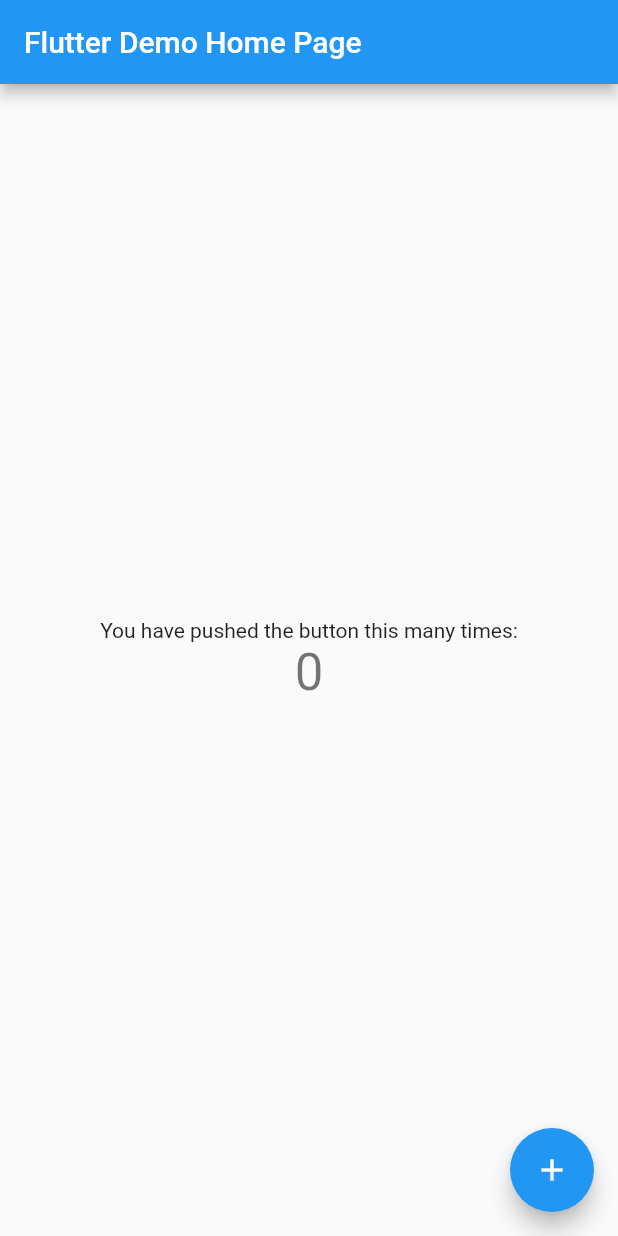
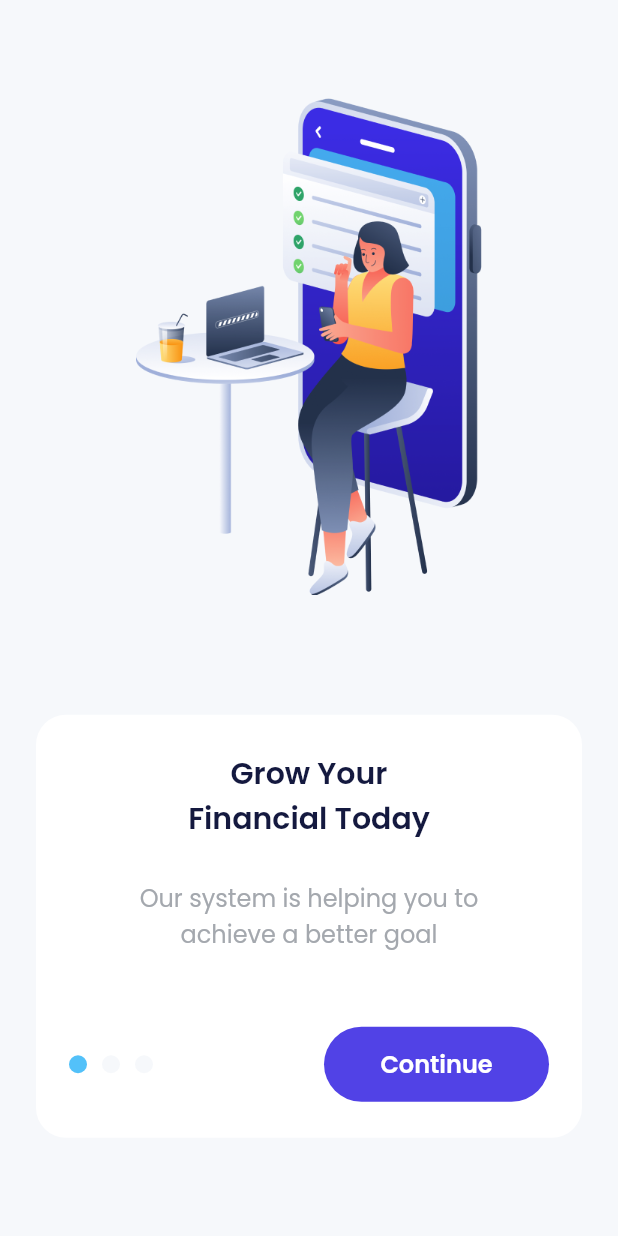
Before and after one commit to BrondoL/e-wallet-app, a Flutter app: the screen it shows after launch, on a phone screen of 412 x 824 dp. Run offline on Flutter 3.47's test engine with Material 2 defaults, Android fonts, the phone set to English and light mode, and no system bars; drawn by our look-alikes of carousel_slider; our stand-ins replace google_fonts.

Commit message:
feat(onboarding): carousel in onboarding page

```diff
--- a/lib/main.dart
+++ b/lib/main.dart
@@ -1,115 +1,16 @@
+import 'package:e_wallet/ui/pages/pages.dart';
 import 'package:flutter/material.dart';
 
-void main() {
-  runApp(const MyApp());
-}
+void main() => runApp(const MyApp());
 
 class MyApp extends StatelessWidget {
   const MyApp({super.key});
 
-  // This widget is the root of your application.
   @override
   Widget build(BuildContext context) {
-    return MaterialApp(
-      title: 'Flutter Demo',
-      theme: ThemeData(
-        // This is the theme of your application.
-        //
-        // Try running your application with "flutter run". You'll see the
-        // application has a blue toolbar. Then, without quitting the app, try
-        // changing the primarySwatch below to Colors.green and then invoke
-        // "hot reload" (press "r" in the console where you ran "flutter run",
-        // or simply save your changes to "hot reload" in a Flutter IDE)e.
-        // Notice that the counter didn't reset back to zero; the application
-        // is not restarted.
-        primarySwatch: Colors.blue,
-      ),
-      home: const MyHomePage(title: 'Flutter Demo Home Page'),
+    return const MaterialApp(
+      debugShowCheckedModeBanner: false,
+      home: SplashPage(),
     );
   }
 }
-
-class MyHomePage extends StatefulWidget {
-  const MyHomePage({super.key, required this.title});
-
-  // This widget is the home page of your application. It is stateful, meaning
-  // that it has a State object (defined below) that contains fields that affect
-  // how it looks.
-
-  // This class is the configuration for the state. It holds the values (in this
-  // case the title) provided by the parent (in this case the App widget) and
-  // used by the build method of the State. Fields in a Widget subclass are
-  // always marked "final".
-
-  final String title;
-
-  @override
-  State<MyHomePage> createState() => _MyHomePageState();
-}
-
-class _MyHomePageState extends State<MyHomePage> {
-  int _counter = 0;
-
-  void _incrementCounter() {
-    setState(() {
-      // This call to setState tells the Flutter framework that something has
-      // changed in this State, which causes it to rerun the build method below
-      // so that the display can reflect the updated values. If we changed
-      // _counter without calling setState(), then the build method would not be
-      // called again, and so nothing would appear to happen.
-      _counter++;
-    });
-  }
-
-  @override
-  Widget build(BuildContext context) {
-    // This method is rerun every time setState is called, for instance as done
-    // by the _incrementCounter method above.
-    //
-    // The Flutter framework has been optimized to make rerunning build methods
-    // fast, so that you can just rebuild anything that needs updating rather
-    // than having to individually change instances of widgets.
-    return Scaffold(
-      appBar: AppBar(
-        // Here we take the value from the MyHomePage object that was created by
-        // the App.build method, and use it to set our appbar title.
-        title: Text(widget.title),
-      ),
-      body: Center(
-        // Center is a layout widget. It takes a single child and positions it
-        // in the middle of the parent.
-        child: Column(
-          // Column is also a layout widget. It takes a list of children and
-          // arranges them vertically. By default, it sizes itself to fit its
-          // children horizontally, and tries to be as tall as its parent.
-          //
-          // Invoke "debug painting" (press "p" in the console, choose the
-          // "Toggle Debug Paint" action from the Flutter Inspector in Android
-          // Studio, or the "Toggle Debug Paint" command in Visual Studio Code)
-          // to see the wireframe for each widget.
-          //
-          // Column has various properties to control how it sizes itself and
-          // how it positions its children. Here we use mainAxisAlignment to
-          // center the children vertically; the main axis here is the vertical
-          // axis because Columns are vertical (the cross axis would be
-          // horizontal).
-          mainAxisAlignment: MainAxisAlignment.center,
-          children: <Widget>[
-            const Text(
-              'You have pushed the button this many times:',
-            ),
-            Text(
-              '$_counter',
-              style: Theme.of(context).textTheme.headline4,
-            ),
-          ],
-        ),
-      ),
-      floatingActionButton: FloatingActionButton(
-        onPressed: _incrementCounter,
-        tooltip: 'Increment',
-        child: const Icon(Icons.add),
-      ), // This trailing comma makes auto-formatting nicer for build methods.
-    );
-  }
-}
--- /dev/null
+++ b/lib/shared/shared.dart
@@ -0,0 +1,4 @@
+import 'package:flutter/material.dart';
+import 'package:google_fonts/google_fonts.dart';
+
+part 'theme.dart';
--- a/lib/shared/theme.dart
+++ b/lib/shared/theme.dart
@@ -1,17 +1,16 @@
-import 'package:flutter/material.dart';
-import 'package:google_fonts/google_fonts.dart';
+part of 'shared.dart';
 
-Color whiteColor = const Color(0xffFFFFFF);
-Color blackColor = const Color(0xff14193F);
-Color greyColor = const Color(0xffA4A8AE);
-Color lightGreyColor = const Color(0xffF1F1F9);
-Color lightBackgroundColor = const Color(0xffF6F8FB);
-Color darkBackgroundColor = const Color(0xff020518);
-Color blueColor = const Color(0xff53C1F9);
-Color purpleColor = const Color(0xff5142E6);
-Color greenColor = const Color(0xff22B07D);
-Color numberBackgroundColor = const Color(0xff1A1D2E);
-Color redColor = const Color(0xffFF2566);
+const Color whiteColor = Color(0xffFFFFFF);
+const Color blackColor = Color(0xff14193F);
+const Color greyColor = Color(0xffA4A8AE);
+const Color lightGreyColor = Color(0xffF1F1F9);
+const Color lightBackgroundColor = Color(0xffF6F8FB);
+const Color darkBackgroundColor = Color(0xff020518);
+const Color blueColor = Color(0xff53C1F9);
+const Color purpleColor = Color(0xff5142E6);
+const Color greenColor = Color(0xff22B07D);
+const Color numberBackgroundColor = Color(0xff1A1D2E);
+const Color redColor = Color(0xffFF2566);
 
 TextStyle blackTextStyle = GoogleFonts.poppins(
   color: blackColor,
--- /dev/null
+++ b/lib/ui/pages/onboarding_page.dart
@@ -0,0 +1,215 @@
+import 'package:carousel_slider/carousel_slider.dart';
+import 'package:e_wallet/shared/shared.dart';
+import 'package:flutter/material.dart';
+
+class OnboardingPage extends StatefulWidget {
+  const OnboardingPage({super.key});
+
+  @override
+  State<OnboardingPage> createState() => _OnboardingPageState();
+}
+
+class _OnboardingPageState extends State<OnboardingPage> {
+  int currentIndex = 0;
+  CarouselController carouselController = CarouselController();
+  List<String> titles = [
+    'Grow Your\nFinancial Today',
+    'Build From\nZero To Freedom',
+    'Start Together'
+  ];
+
+  List<String> subtitles = [
+    'Our system is helping you to\nachieve a better goal',
+    'We provide tips for you so that\nyou can adapt easier',
+    'We will guide you to where\nyou wanted it too'
+  ];
+
+  @override
+  Widget build(BuildContext context) {
+    return Scaffold(
+      backgroundColor: lightBackgroundColor,
+      body: Center(
+          child: Column(
+        mainAxisAlignment: MainAxisAlignment.center,
+        children: [
+          CarouselSlider(
+            items: [
+              Image.asset(
+                'assets/img_onboarding1.png',
+                height: 331,
+              ),
+              Image.asset(
+                'assets/img_onboarding2.png',
+                height: 331,
+              ),
+              Image.asset(
+                'assets/img_onboarding3.png',
+                height: 331,
+              )
+            ],
+            options: CarouselOptions(
+              height: 331,
+              viewportFraction: 1,
+              enableInfiniteScroll: false,
+              onPageChanged: (index, reason) {
+                setState(() {
+                  currentIndex = index;
+                });
+              },
+            ),
+            carouselController: carouselController,
+          ),
+          const SizedBox(
+            height: 80,
+          ),
+          Container(
+            margin: const EdgeInsets.symmetric(
+              horizontal: 24,
+            ),
+            padding: const EdgeInsets.symmetric(
+              vertical: 24,
+              horizontal: 22,
+            ),
+            decoration: BoxDecoration(
+              color: whiteColor,
+              borderRadius: BorderRadius.circular(20),
+            ),
+            child: Column(children: [
+              Text(
+                titles[currentIndex],
+                textAlign: TextAlign.center,
+                style: blackTextStyle.copyWith(
+                  fontSize: 20,
+                  fontWeight: semiBold,
+                ),
+              ),
+              const SizedBox(
+                height: 26,
+              ),
+              Text(
+                subtitles[currentIndex],
+                style: greyTextStyle.copyWith(
+                  fontSize: 16,
+                ),
+                textAlign: TextAlign.center,
+              ),
+              SizedBox(
+                height: currentIndex == 2 ? 38 : 50,
+              ),
+              currentIndex == 2
+                  ? Column(
+                      children: [
+                        SizedBox(
+                          width: double.infinity,
+                          height: 50,
+                          child: TextButton(
+                            onPressed: () {
+                              carouselController.nextPage();
+                            },
+                            style: TextButton.styleFrom(
+                                backgroundColor: purpleColor,
+                                shape: RoundedRectangleBorder(
+                                  borderRadius: BorderRadius.circular(56),
+                                )),
+                            child: Text(
+                              'Get Started',
+                              style: whiteTextStyle.copyWith(
+                                fontSize: 16,
+                                fontWeight: semiBold,
+                              ),
+                            ),
+                          ),
+                        ),
+                        const SizedBox(
+                          height: 20,
+                        ),
+                        SizedBox(
+                          width: double.infinity,
+                          height: 24,
+                          child: TextButton(
+                            onPressed: () {},
+                            style: TextButton.styleFrom(
+                              padding: EdgeInsets.zero,
+                            ),
+                            child: Text(
+                              'Sign In',
+                              style: greyTextStyle.copyWith(
+                                fontSize: 16,
+                              ),
+                            ),
+                          ),
+                        )
+                      ],
+                    )
+                  : Row(
+                      children: [
+                        Container(
+                          width: 12,
+                          height: 12,
+                          margin: const EdgeInsets.only(
+                            right: 10,
+                          ),
+                          decoration: BoxDecoration(
+                            shape: BoxShape.circle,
+                            color: currentIndex == 0
+                                ? blueColor
+                                : lightBackgroundColor,
+                          ),
+                        ),
+                        Container(
+                          width: 12,
+                          height: 12,
+                          margin: const EdgeInsets.only(
+                            right: 10,
+                          ),
+                          decoration: BoxDecoration(
+                            shape: BoxShape.circle,
+                            color: currentIndex == 1
+                                ? blueColor
+                                : lightBackgroundColor,
+                          ),
+                        ),
+                        Container(
+                          width: 12,
+                          height: 12,
+                          margin: const EdgeInsets.only(
+                            right: 10,
+                          ),
+                          decoration: BoxDecoration(
+                            shape: BoxShape.circle,
+                            color: currentIndex == 2
+                                ? blueColor
+                                : lightBackgroundColor,
+                          ),
+                        ),
+                        const Spacer(),
+                        SizedBox(
+                          width: 150,
+                          height: 50,
+                          child: TextButton(
+                            onPressed: () {
+                              carouselController.nextPage();
+                            },
+                            style: TextButton.styleFrom(
+                                backgroundColor: purpleColor,
+                                shape: RoundedRectangleBorder(
+                                  borderRadius: BorderRadius.circular(56),
+                                )),
+                            child: Text(
+                              'Continue',
+                              style: whiteTextStyle.copyWith(
+                                fontSize: 16,
+                                fontWeight: semiBold,
+                              ),
+                            ),
+                          ),
+                        )
+                      ],
+                    )
+            ]),
+          )
+        ],
+      )),
+    );
+  }
+}
--- /dev/null
+++ b/lib/ui/pages/pages.dart
@@ -0,0 +1,7 @@
+import 'dart:async';
+
+import 'package:e_wallet/shared/shared.dart';
+import 'package:e_wallet/ui/pages/onboarding_page.dart';
+import 'package:flutter/material.dart';
+
+part 'splash_page.dart';
--- /dev/null
+++ b/lib/ui/pages/splash_page.dart
@@ -0,0 +1,40 @@
+part of 'pages.dart';
+
+class SplashPage extends StatefulWidget {
+  const SplashPage({super.key});
+
+  @override
+  State<SplashPage> createState() => _SplashPageState();
+}
+
+class _SplashPageState extends State<SplashPage> {
+  @override
+  void initState() {
+    super.initState();
+
+    Timer(
+        const Duration(seconds: 2),
+        () => {
+              Navigator.push(
+                  context,
+                  MaterialPageRoute(
+                      builder: (context) => const OnboardingPage()))
+            });
+  }
+
+  @override
+  Widget build(BuildContext context) {
+    return Scaffold(
+      backgroundColor: darkBackgroundColor,
+      body: Center(
+        child: (Container(
+          width: 155,
+          height: 50,
+          decoration: const BoxDecoration(
+              image: DecorationImage(
+                  image: AssetImage('assets/img_logo_dark.png'))),
+        )),
+      ),
+    );
+  }
+}
```
Also changed, not shown: pubspec.yaml (+1 -6 lines), pubspec.lock.
